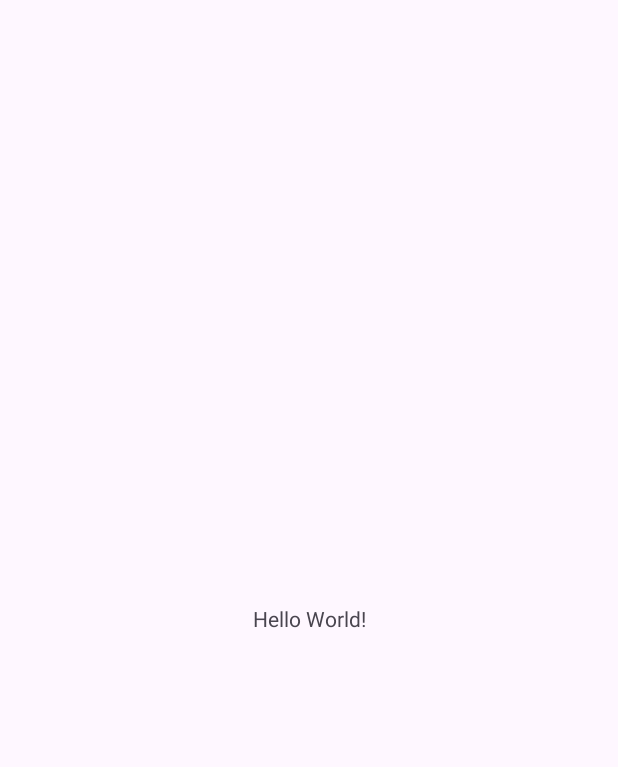
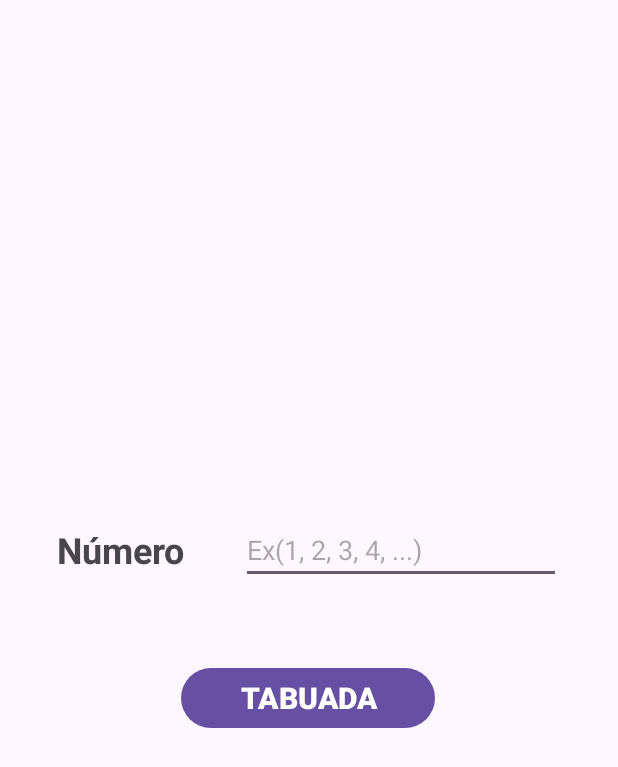
Before and after one commit to maicosc/PDM, an Android app: the screen it shows after launch (MainActivity), on a phone screen of 412 x 824 dp. Before the commit the part shown is almost empty. Shown: the top 767 px of the screen. Run offline under Robolectric (Android 15) with nearby library versions, the phone set to English and light mode, and no system bars; 1 statement that could not run was skipped.

Commit message:
Feito tela main

```diff
--- a/app/src/main/AndroidManifest.xml
+++ b/app/src/main/AndroidManifest.xml
@@ -13,6 +13,9 @@
         android:theme="@style/Theme.Aula211082025"
         tools:targetApi="31">
         <activity
+            android:name=".TabuadaResultado"
+            android:exported="false" />
+        <activity
             android:name=".MainActivity"
             android:exported="true">
             <intent-filter>
--- a/app/src/main/java/com/example/aula2_11082025/MainActivity.java
+++ b/app/src/main/java/com/example/aula2_11082025/MainActivity.java
@@ -1,6 +1,8 @@
 package com.example.aula2_11082025;
 
+import android.content.Intent;
 import android.os.Bundle;
+import android.widget.Button;
 
 import androidx.activity.EdgeToEdge;
 import androidx.appcompat.app.AppCompatActivity;
@@ -10,15 +12,21 @@ import androidx.core.view.WindowInsetsCompat;
 
 public class MainActivity extends AppCompatActivity {
 
+    int num;
+    Button button;
     @Override
     protected void onCreate(Bundle savedInstanceState) {
         super.onCreate(savedInstanceState);
         EdgeToEdge.enable(this);
         setContentView(R.layout.activity_main);
-        ViewCompat.setOnApplyWindowInsetsListener(findViewById(R.id.main), (v, insets) -> {
-            Insets systemBars = insets.getInsets(WindowInsetsCompat.Type.systemBars());
-            v.setPadding(systemBars.left, systemBars.top, systemBars.right, systemBars.bottom);
-            return insets;
+        num = Integer.parseInt(findViewById(R.id.etNum).toString());
+        button = findViewById(R.id.button);
+        button.setOnClickListener(v -> {
+            Intent intent = new Intent(this, TabuadaResultado.class);
+            Bundle b = new Bundle();
+            b.putInt("num", num);
+            intent.putExtras(b);
+            startActivity(intent);
         });
     }
 }
--- a/app/src/main/res/layout/activity_main.xml
+++ b/app/src/main/res/layout/activity_main.xml
@@ -7,13 +7,45 @@
     android:layout_height="match_parent"
     tools:context=".MainActivity">
 
+    <Button
+        android:id="@+id/button"
+        android:layout_width="169dp"
+        android:layout_height="48dp"
+        android:text="TABUADA"
+        android:textAlignment="center"
+        android:textSize="20sp"
+        android:textStyle="bold"
+        app:layout_constraintBottom_toBottomOf="parent"
+        app:layout_constraintEnd_toEndOf="parent"
+        app:layout_constraintHorizontal_bias="0.498"
+        app:layout_constraintStart_toStartOf="parent"
+        app:layout_constraintTop_toBottomOf="@+id/tv"
+        app:layout_constraintVertical_bias="0.149" />
+
     <TextView
+        android:id="@+id/tv"
         android:layout_width="wrap_content"
         android:layout_height="wrap_content"
-        android:text="Hello World!"
+        android:layout_marginTop="304dp"
+        android:layout_marginBottom="395dp"
+        android:text="Número"
+        android:textSize="24sp"
+        android:textStyle="bold"
         app:layout_constraintBottom_toBottomOf="parent"
-        app:layout_constraintEnd_toEndOf="parent"
+        app:layout_constraintEnd_toStartOf="@+id/etNum"
+        app:layout_constraintHorizontal_bias="0.438"
         app:layout_constraintStart_toStartOf="parent"
         app:layout_constraintTop_toTopOf="parent" />
 
+    <EditText
+        android:id="@+id/etNum"
+        android:layout_width="wrap_content"
+        android:layout_height="wrap_content"
+        android:ems="10"
+        android:hint="Ex(1, 2, 3, 4, ...)"
+        android:inputType="text"
+        app:layout_constraintBottom_toBottomOf="@+id/tv"
+        app:layout_constraintEnd_toEndOf="parent"
+        app:layout_constraintStart_toEndOf="@+id/tv"
+        app:layout_constraintTop_toTopOf="@+id/tv" />
 </androidx.constraintlayout.widget.ConstraintLayout>
```
Also changed, not shown: app/src/main/java/com/example/aula2_11082025/TabuadaResultado.java (added, +24 -0 lines), app/src/main/res/layout/activity_tabuada_resultado.xml (added, +10 -0 lines).
